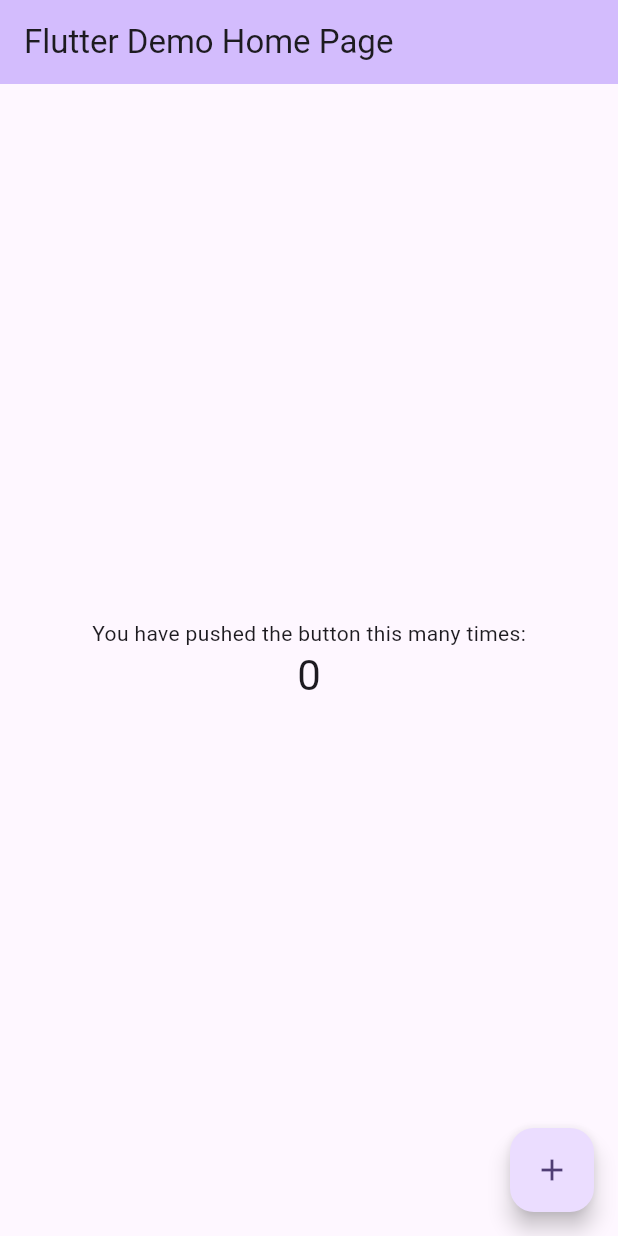
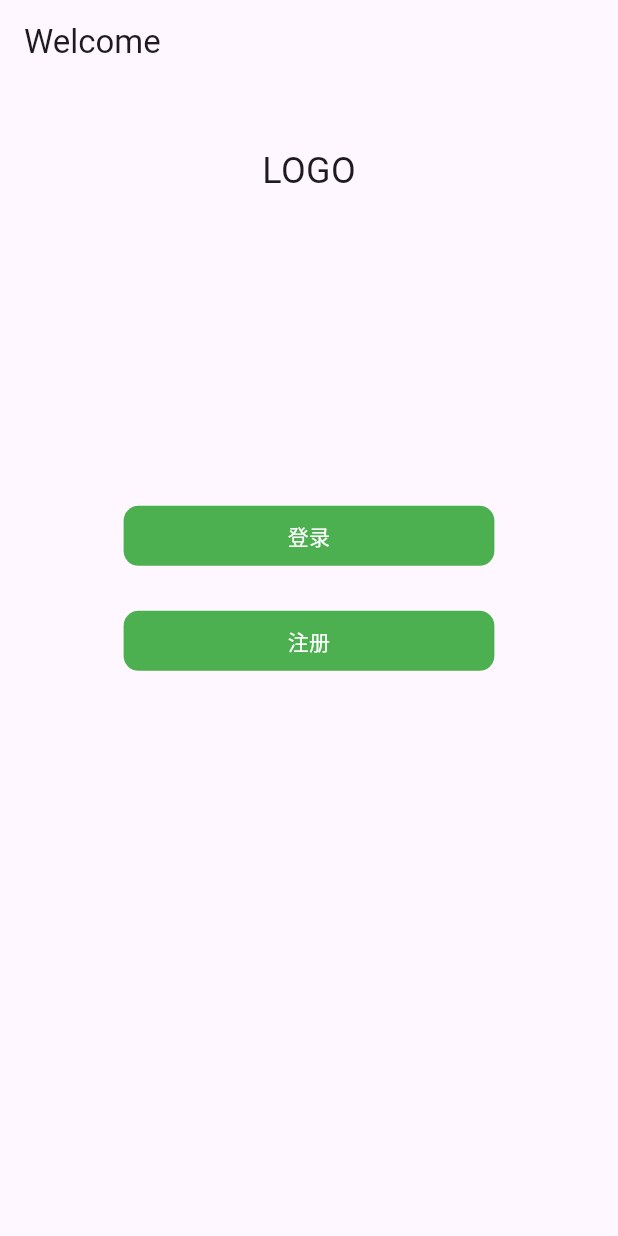
Before and after one commit to FutureYL3/takeout-app, a Flutter app: the screen it shows after launch, on a phone screen of 412 x 824 dp. Run offline on Flutter 3.47's test engine with Material 3 defaults, Android fonts, the phone set to English and light mode, and no system bars; our stand-ins replace get.

Commit message:
基本完成注册页面，添加项目模块化结构

```diff
--- a/lib/main.dart
+++ b/lib/main.dart
@@ -1,4 +1,7 @@
 import 'package:flutter/material.dart';
+import 'package:get/get.dart';
+
+import 'welcome/welcome_page.dart';
 
 void main() {
   runApp(const MyApp());
@@ -10,116 +13,13 @@
   // This widget is the root of your application.
   @override
   Widget build(BuildContext context) {
-    return MaterialApp(
-      title: 'Flutter Demo',
+    return GetMaterialApp(
+      title: 'App Name',
       theme: ThemeData(
-        // This is the theme of your application.
-        //
-        // TRY THIS: Try running your application with "flutter run". You'll see
-        // the application has a purple toolbar. Then, without quitting the app,
-        // try changing the seedColor in the colorScheme below to Colors.green
-        // and then invoke "hot reload" (save your changes or press the "hot
-        // reload" button in a Flutter-supported IDE, or press "r" if you used
-        // the command line to start the app).
-        //
-        // Notice that the counter didn't reset back to zero; the application
-        // state is not lost during the reload. To reset the state, use hot
-        // restart instead.
-        //
-        // This works for code too, not just values: Most code changes can be
-        // tested with just a hot reload.
         colorScheme: ColorScheme.fromSeed(seedColor: Colors.deepPurple),
         useMaterial3: true,
       ),
-      home: const MyHomePage(title: 'Flutter Demo Home Page'),
+      home: const WelcomePage(),
     );
   }
 }
-
-class MyHomePage extends StatefulWidget {
-  const MyHomePage({super.key, required this.title});
-
-  // This widget is the home page of your application. It is stateful, meaning
-  // that it has a State object (defined below) that contains fields that affect
-  // how it looks.
-
-  // This class is the configuration for the state. It holds the values (in this
-  // case the title) provided by the parent (in this case the App widget) and
-  // used by the build method of the State. Fields in a Widget subclass are
-  // always marked "final".
-
-  final String title;
-
-  @override
-  State<MyHomePage> createState() => _MyHomePageState();
-}
-
-class _MyHomePageState extends State<MyHomePage> {
-  int _counter = 0;
-
-  void _incrementCounter() {
-    setState(() {
-      // This call to setState tells the Flutter framework that something has
-      // changed in this State, which causes it to rerun the build method below
-      // so that the display can reflect the updated values. If we changed
-      // _counter without calling setState(), then the build method would not be
-      // called again, and so nothing would appear to happen.
-      _counter++;
-    });
-  }
-
-  @override
-  Widget build(BuildContext context) {
-    // This method is rerun every time setState is called, for instance as done
-    // by the _incrementCounter method above.
-    //
-    // The Flutter framework has been optimized to make rerunning build methods
-    // fast, so that you can just rebuild anything that needs updating rather
-    // than having to individually change instances of widgets.
-    return Scaffold(
-      appBar: AppBar(
-        // TRY THIS: Try changing the color here to a specific color (to
-        // Colors.amber, perhaps?) and trigger a hot reload to see the AppBar
-        // change color while the other colors stay the same.
-        backgroundColor: Theme.of(context).colorScheme.inversePrimary,
-        // Here we take the value from the MyHomePage object that was created by
-        // the App.build method, and use it to set our appbar title.
-        title: Text(widget.title),
-      ),
-      body: Center(
-        // Center is a layout widget. It takes a single child and positions it
-        // in the middle of the parent.
-        child: Column(
-          // Column is also a layout widget. It takes a list of children and
-          // arranges them vertically. By default, it sizes itself to fit its
-          // children horizontally, and tries to be as tall as its parent.
-          //
-          // Column has various properties to control how it sizes itself and
-          // how it positions its children. Here we use mainAxisAlignment to
-          // center the children vertically; the main axis here is the vertical
-          // axis because Columns are vertical (the cross axis would be
-          // horizontal).
-          //
-          // TRY THIS: Invoke "debug painting" (choose the "Toggle Debug Paint"
-          // action in the IDE, or press "p" in the console), to see the
-          // wireframe for each widget.
-          mainAxisAlignment: MainAxisAlignment.center,
-          children: <Widget>[
-            const Text(
-              'You have pushed the button this many times:',
-            ),
-            Text(
-              '$_counter',
-              style: Theme.of(context).textTheme.headlineMedium,
-            ),
-          ],
-        ),
-      ),
-      floatingActionButton: FloatingActionButton(
-        onPressed: _incrementCounter,
-        tooltip: 'Increment',
-        child: const Icon(Icons.add),
-      ), // This trailing comma makes auto-formatting nicer for build methods.
-    );
-  }
-}
--- /dev/null
+++ b/lib/welcome/welcome_page.dart
@@ -0,0 +1,72 @@
+import 'package:flutter/material.dart';
+import 'package:get/get.dart';
+
+import '../signup/sign_up_page.dart';
+import '../login/login_page.dart';
+
+class WelcomePage extends StatelessWidget {
+  const WelcomePage({super.key});
+
+  @override
+  Widget build(BuildContext context) {
+    return Scaffold(
+      appBar: AppBar(
+        title: const Text('Welcome'),
+      ),
+      body: Center(
+        child: Column(
+          crossAxisAlignment: CrossAxisAlignment.center,
+          children: [
+            SizedBox(height: MediaQuery.sizeOf(context).height * 0.05),
+            // App Logo
+            const Text(
+              'LOGO',
+              style: TextStyle(fontSize: 24),
+            ),
+            SizedBox(height: MediaQuery.sizeOf(context).height * 0.25),
+            // 登录按钮
+            GestureDetector(
+              onTap: () {
+                Get.to(() => const SignUpPage());
+              },
+              child: Container(
+                width: MediaQuery.of(context).size.width * 0.6,
+                padding: const EdgeInsets.all(10),
+                decoration: BoxDecoration(
+                  color: Colors.green,
+                  borderRadius: BorderRadius.circular(10),
+                ),
+                child: const Text(
+                  '登录',
+                  textAlign: TextAlign.center,
+                  style: TextStyle(color: Colors.white),
+                ),
+              ),
+            ),
+            const SizedBox(height: 30),
+            // 注册按钮
+            GestureDetector(
+              onTap: () {
+                Get.to(() => const SignUpPage());
+              },
+              child: Container(
+                width: MediaQuery.of(context).size.width * 0.6,
+                padding: const EdgeInsets.all(10),
+                decoration: BoxDecoration(
+                  color: Colors.green,
+                  borderRadius: BorderRadius.circular(10),
+                ),
+                child: const Text(
+                  '注册',
+                  textAlign: TextAlign.center,
+                  style: TextStyle(color: Colors.white),
+                ),
+              ),
+            ),
+          ],
+        )
+      ),
+    );
+  }
+
+}
--- a/pubspec.yaml
+++ b/pubspec.yaml
@@ -35,6 +35,8 @@ dependencies:
   # The following adds the Cupertino Icons font to your application.
   # Use with the CupertinoIcons class for iOS style icons.
   cupertino_icons: ^1.0.6
+  get: ^4.6.6
+
 
 dev_dependencies:
   flutter_test:
```
Also changed, not shown: lib/login/login_page.dart (added, +26 -0 lines), lib/signup/sign_up_page.dart (added, +169 -0 lines), lib/signup/waiting_auth_page.dart (added, +36 -0 lines), lib/personal-info/personal_info_page.dart (added), lib/signup/sign_up_apis.dart (added), pubspec.lock.
